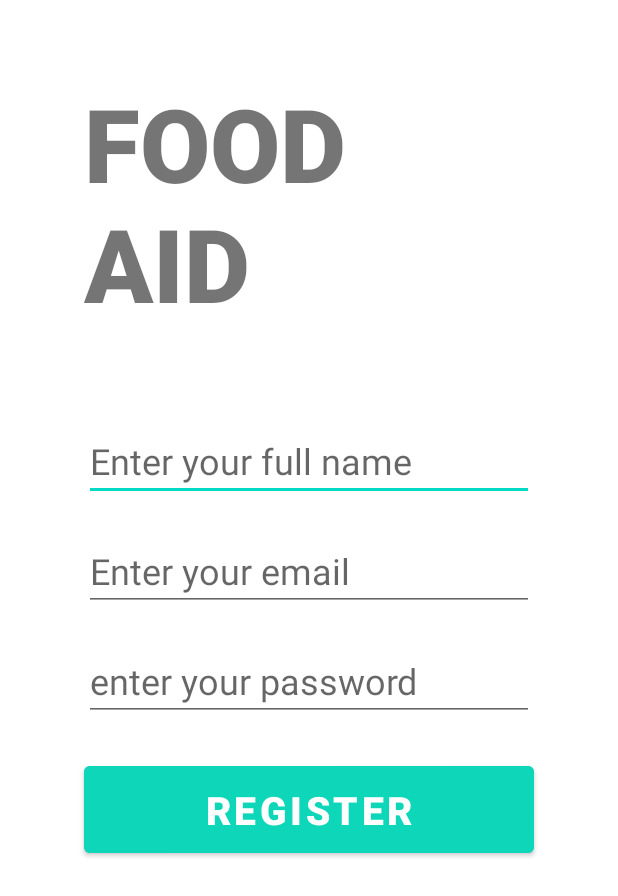
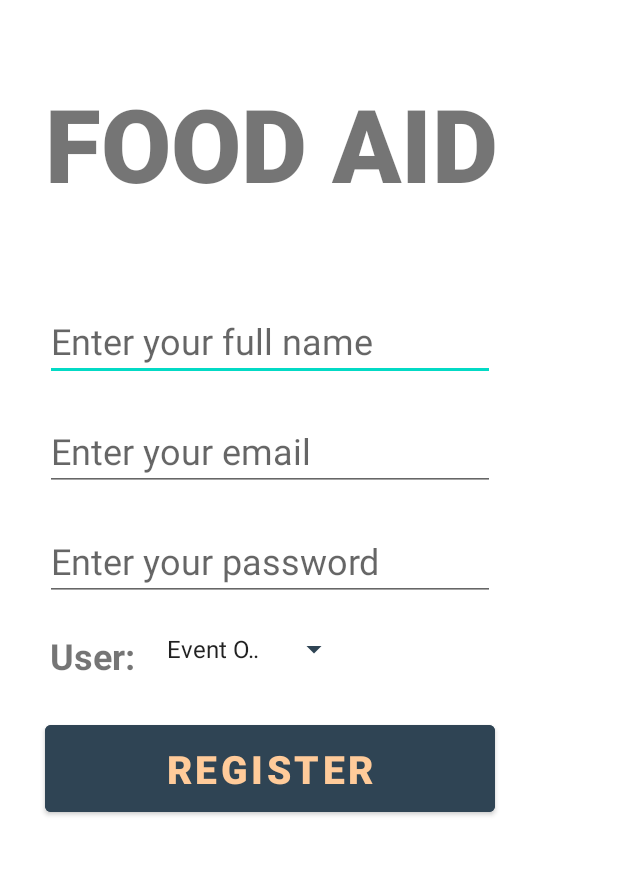
Before and after one commit to bridgethom-99/Food_Wastage_Management, an Android app: the RegisterUser screen opened directly, with no data from a screen before it, on a phone screen of 412 x 824 dp. Shown: the top 896 px of the screen. Run offline under Robolectric (Android 15) with nearby library versions, the phone set to English and light mode, and no system bars; our stand-ins replace Firebase (no records; nobody signed in at launch, a user with empty details on screens opened directly).

Commit message:
Checking on faults.

```diff
--- a/app/src/main/AndroidManifest.xml
+++ b/app/src/main/AndroidManifest.xml
@@ -4,12 +4,14 @@
 
     <application
         android:allowBackup="true"
+        android:fullBackupContent="true"
         android:icon="@mipmap/ic_launcher"
         android:label="@string/app_name"
         android:roundIcon="@mipmap/ic_launcher_round"
         android:supportsRtl="true"
         android:theme="@style/Theme.FoodWastageManagement">
-        <activity android:name=".ProfileActivity"></activity>
+        <activity
+            android:name=".ProfileActivity"></activity>
         <activity
             android:name=".RegisterUser"
             android:label="RegisterUser Activity"
--- a/app/src/main/java/com/steph/foodwastagemanagement/RegisterUser.java
+++ b/app/src/main/java/com/steph/foodwastagemanagement/RegisterUser.java
@@ -4,9 +4,12 @@ import android.content.Intent;
 import android.os.Bundle;
 import android.util.Patterns;
 import android.view.View;
+import android.widget.AdapterView;
+import android.widget.ArrayAdapter;
 import android.widget.Button;
 import android.widget.EditText;
 import android.widget.ProgressBar;
+import android.widget.Spinner;
 import android.widget.TextView;
 import android.widget.Toast;
 
@@ -21,22 +24,41 @@ import com.google.firebase.database.FirebaseDatabase;
 
 import java.util.Objects;
 
-public class RegisterUser extends AppCompatActivity implements View.OnClickListener {
-    private TextView banner, register;
+public class RegisterUser extends AppCompatActivity implements View.OnClickListener, AdapterView.OnItemSelectedListener {
+    private TextView banner, register, user_type;
     private EditText editTextfullName, editTextemail, editTextpassword;
     private ProgressBar ProgressBar;
     private FirebaseAuth mAuth;
+    private String mSpinnerLabel;
 
     @Override
     protected void onCreate(Bundle savedInstanceState) {
         super.onCreate(savedInstanceState);
         setContentView(R.layout.activity_register_user);
         mAuth = FirebaseAuth.getInstance();
+
+        Spinner userSpinner = (Spinner) findViewById(R.id.user_spinner);
+
+        if (userSpinner !=null){
+            userSpinner.setOnItemSelectedListener(this);
+        }
+
+        ArrayAdapter<CharSequence> adapter = ArrayAdapter.createFromResource(this, R.array.register_spinner, android.R.layout.simple_spinner_item);
+
+        adapter.setDropDownViewResource(android.R.layout.simple_spinner_dropdown_item);
+
+        if (userSpinner !=null){
+            userSpinner.setAdapter(adapter);
+        }
+
         banner = (TextView) findViewById(R.id.banner);
         banner.setOnClickListener(this);
 
         register = (Button) findViewById(R.id.register);
         register.setOnClickListener(this);
+
+        user_type = (TextView) findViewById(R.id.user_type);
+        user_type.setOnClickListener(this);
 
         editTextfullName = (EditText) findViewById(R.id.fullName);
         editTextemail = (EditText) findViewById(R.id.email);
@@ -61,21 +83,28 @@ public class RegisterUser extends AppCompatActivity implements View.OnClickListe
         String email = editTextemail.getText().toString().trim();
         String password = editTextpassword.getText().toString().trim();
         String fullName = editTextfullName.getText().toString().trim();
+        Spinner userSpinner = (Spinner) findViewById(R.id.user_spinner);
+
+
+
         if (fullName.isEmpty()) {
             editTextfullName.setError("Full name is required");
             editTextfullName.requestFocus();
             return;
-        }
-            if (email.isEmpty()) {
+           }
+
+           if (email.isEmpty()) {
                 editTextemail.setError("Email is required");
                 editTextemail.requestFocus();
                 return;
-            }
-            if (!Patterns.EMAIL_ADDRESS.matcher(email).matches()) {
+           }
+
+           if (!Patterns.EMAIL_ADDRESS.matcher(email).matches()) {
                 editTextemail.setError("please provide a valid email");
                 editTextemail.requestFocus();
                 return;
-            }
+           }
+
             if (password.isEmpty()) {
                 editTextpassword.setError("password is required");
                 editTextpassword.requestFocus();
@@ -86,19 +115,29 @@ public class RegisterUser extends AppCompatActivity implements View.OnClickListe
                 editTextpassword.requestFocus();
                 return;
             }
+           if (userSpinner !=null){
+            userSpinner.setOnItemSelectedListener(this);
+           }
+
+           /* if (user_type.isEmpty()){
+                editTextuser.setError("User type is required");
+                editTextuser.requestFocus();
+                return;
+            }
+            */
             ProgressBar.setVisibility(View.VISIBLE);
             mAuth.createUserWithEmailAndPassword(email, password).addOnCompleteListener(new OnCompleteListener<AuthResult>() {
                 @Override
                 public void onComplete(@NonNull Task<AuthResult> task) {
                     if (task.isSuccessful()) {
-                        User user = new User(fullName, email);
+                        User user = new User(fullName, email, mSpinnerLabel);
                         FirebaseDatabase.getInstance().getReference("Users")
                                 .child(Objects.requireNonNull(FirebaseAuth.getInstance().getCurrentUser()).getUid())
                                 .setValue(user).addOnCompleteListener(new OnCompleteListener<Void>() {
                             @Override
                             public void onComplete(@NonNull Task<Void> task) {
                                 if (task.isSuccessful()) {
-                                    Toast.makeText(RegisterUser.this, "user has been registered successfully!", Toast.LENGTH_LONG).show();
+                                    Toast.makeText(RegisterUser.this, "User has been registered successfully!", Toast.LENGTH_LONG).show();
                                     ProgressBar.setVisibility(View.GONE);
                                 } else {
                                     Toast.makeText(RegisterUser.this, "Failed to register!Try again", Toast.LENGTH_LONG).show();
@@ -116,4 +155,19 @@ public class RegisterUser extends AppCompatActivity implements View.OnClickListe
 
 
         }
+
+    @Override
+    public void onItemSelected(AdapterView<?> adapterView, View view, int i, long l) {
+        mSpinnerLabel = adapterView.getItemAtPosition(i).toString();
+
+        Toast myToast = Toast.makeText(this,"Selected user is: " +mSpinnerLabel, Toast.LENGTH_SHORT);
+        myToast.show();
     }
+
+    @Override
+    public void onNothingSelected(AdapterView<?> parent) {
+        Toast toast = Toast.makeText(this, "Nothing Selected", Toast.LENGTH_SHORT);
+        toast.show();
+
+    }
+}
--- a/app/src/main/res/layout/activity_main.xml
+++ b/app/src/main/res/layout/activity_main.xml
@@ -71,9 +71,9 @@
         android:layout_width="300dp"
         android:layout_height="70dp"
         android:layout_marginTop="24dp"
-        android:backgroundTint="#0ED6B9"
+        android:backgroundTint="#2F4454"
         android:text="@string/login"
-        android:textColor="@color/white"
+        android:textColor="#FFCB9A"
         android:textSize="26sp"
         android:textStyle="bold"
         app:layout_constraintLeft_toLeftOf="parent"
@@ -86,6 +86,7 @@
             android:text="@string/forgot_password"
             android:textSize="16sp"
             android:textStyle="bold"
+            android:textColor="#2E151B"
             app:layout_constraintTop_toBottomOf="@+id/signIn"
             app:layout_constraintLeft_toLeftOf="parent"
             android:layout_marginTop="20dp"
@@ -97,6 +98,7 @@
         android:text="@string/register"
         android:textSize="16sp"
         android:textStyle="bold"
+        android:textColor="#2E151B"
         app:layout_constraintTop_toBottomOf="@+id/signIn"
         app:layout_constraintLeft_toRightOf="@+id/forgotpassword"
         android:layout_marginTop="20dp"
--- a/app/src/main/res/layout/activity_register_user.xml
+++ b/app/src/main/res/layout/activity_register_user.xml
@@ -1,5 +1,5 @@
 <?xml version="1.0" encoding="utf-8"?>
-<androidx.constraintlayout.widget.ConstraintLayout xmlns:android="http://schemas.android.com/apk/res/android"
+<RelativeLayout xmlns:android="http://schemas.android.com/apk/res/android"
     xmlns:app="http://schemas.android.com/apk/res-auto"
     xmlns:tools="http://schemas.android.com/tools"
     android:layout_width="match_parent"
@@ -7,17 +7,18 @@
     tools:context=".RegisterUser">
     <TextView
         android:id="@+id/banner"
-        android:layout_width="300dp"
+        android:layout_width="250dp"
         android:layout_height="wrap_content"
         android:text="@string/food_aid"
         android:textSize="68sp"
-
         android:textStyle="bold"
         android:fontFamily="sans-serif-black"
-        app:layout_constraintTop_toTopOf="parent"
-        app:layout_constraintRight_toRightOf="parent"
-        app:layout_constraintLeft_toLeftOf="parent"
-        android:layout_marginTop="50dp">
+        android:layout_alignParentTop="true"
+        android:layout_alignParentEnd="true"
+        android:layout_alignParentStart="true"
+        android:layout_marginTop="50dp"
+        android:layout_marginStart="30dp">
+
 
     </TextView>
     <EditText
@@ -27,14 +28,12 @@
         android:layout_marginTop="60dp"
         android:ems="10"
         android:hint="Enter your full name"
-
         android:inputType="text"
         android:textSize="24sp"
-        app:layout_constraintLeft_toLeftOf="parent"
-        app:layout_constraintRight_toRightOf="parent"
-        app:layout_constraintTop_toBottomOf="@+id/banner" >
+        android:layout_below="@+id/banner"
+        android:layout_marginStart="30dp"
+    />
 
-    </EditText>
     <EditText
         android:id="@+id/email"
         android:layout_width="300dp"
@@ -42,14 +41,11 @@
         android:layout_marginTop="20dp"
         android:ems="10"
         android:hint="Enter your email"
-
         android:inputType="textEmailAddress"
         android:textSize="24sp"
-        app:layout_constraintLeft_toLeftOf="parent"
-        app:layout_constraintRight_toRightOf="parent"
-        app:layout_constraintTop_toBottomOf="@+id/fullName">
-
-    </EditText>
+        android:layout_below="@+id/fullName"
+        android:layout_marginStart="30dp"
+    />
 
     <EditText
         android:id="@+id/password"
@@ -57,14 +53,38 @@
         android:layout_height="wrap_content"
         android:layout_marginTop="20dp"
         android:ems="10"
-        android:hint="enter your password"
-
+        android:hint="Enter your password"
         android:inputType="textPassword"
         android:textSize="24sp"
-        app:layout_constraintLeft_toLeftOf="parent"
-        app:layout_constraintRight_toRightOf="parent"
-        app:layout_constraintTop_toBottomOf="@+id/email"/>
+        android:layout_below="@+id/email"
+        android:layout_marginStart="30dp"
+    />
 
+
+    <TextView
+        android:id="@+id/user_type"
+        android:layout_width="70dp"
+        android:layout_height="wrap_content"
+        android:layout_marginTop="20dp"
+        android:ems="10"
+        android:text="@string/user"
+        android:textSize="24sp"
+        android:textStyle="bold"
+        android:layout_below="@+id/password"
+        android:layout_marginStart="33dp"
+    />
+
+
+    <Spinner
+        android:id="@+id/user_spinner"
+        android:layout_width="130dp"
+        android:layout_height="wrap_content"
+        android:layout_below="@+id/password"
+        android:layout_marginStart="0dp"
+        android:layout_marginTop="20dp"
+        android:layout_toEndOf="@+id/user_type"
+        android:backgroundTint="#2F4454"
+         />
 
     <Button
         android:id="@+id/register"
@@ -72,14 +92,14 @@
         android:layout_height="70dp"
         android:layout_marginTop="24dp"
 
-        android:backgroundTint="#0ED6B9"
+        android:backgroundTint="#2F4454"
         android:text="@string/register"
-        android:textColor="@color/white"
+        android:textColor="#FFCB9A"
         android:textSize="26sp"
         android:textStyle="bold"
-        app:layout_constraintLeft_toLeftOf="parent"
-        app:layout_constraintRight_toRightOf="parent"
-        app:layout_constraintTop_toBottomOf="@+id/password"/>
+        android:layout_below="@+id/user_type"
+        android:layout_marginStart="30dp"
+    />
 
 
 
@@ -92,10 +112,12 @@
         android:layout_width="wrap_content"
         android:layout_height="wrap_content"
         android:layout_centerInParent="true"
-        app:layout_constraintTop_toTopOf="parent"
-        app:layout_constraintBottom_toBottomOf="parent"
-        app:layout_constraintLeft_toLeftOf="parent"
-        app:layout_constraintRight_toRightOf="parent" />
+        android:layout_alignParentStart="true"
+        android:layout_alignParentEnd="true"
+        android:layout_alignParentTop="true"
+        android:layout_alignParentBottom="true"
+
+         />
 
 
-</androidx.constraintlayout.widget.ConstraintLayout>
+</RelativeLayout>
--- a/app/src/main/res/values/strings.xml
+++ b/app/src/main/res/values/strings.xml
@@ -12,7 +12,13 @@
     <string name="logout">Logout</string>
     <string name="email_address">Email Address:</string>
     <string name="full_name">Full Name:</string>
-
+    <string name="user"> User:</string>
+    <string-array name="register_spinner">
+        <item>Event Organiser</item>
+        <item>Hotel Manager</item>
+        <item>Home Manager</item>
+        <item>Other</item>
+    </string-array>
 
 
 </resources>
```
Also changed, not shown: app/src/main/java/com/steph/foodwastagemanagement/ProfileActivity.java (+47 -5 lines), app/src/main/java/com/steph/foodwastagemanagement/ProfileUser.java (added, +14 -0 lines), app/src/main/java/com/steph/foodwastagemanagement/User.java (+3 -5 lines), app/src/main/res/layout/activity_profile.xml (+22 -2 lines).
